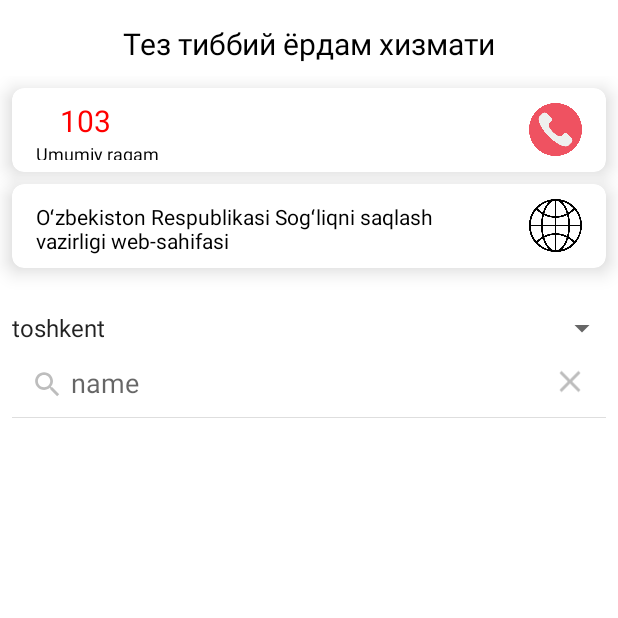
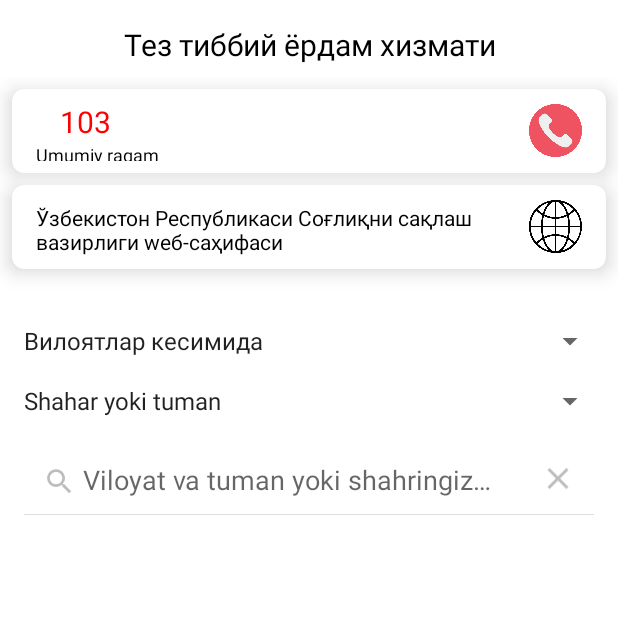
Before and after one commit to DilshodIskandarovAndroid/Dilshod, an Android app: the ActivityOne screen opened directly, with no data from a screen before it, after a tap on "Search", on a phone screen of 412 x 824 dp, the top half of it. Run offline under Robolectric (Android 15) with nearby library versions, the phone set to English and light mode, and no system bars; our stand-ins replace Firebase (no records; nobody signed in at launch, a user with empty details on screens opened directly).

Commit message:
Background Edit

```diff
--- a/app/src/main/java/com/example/onezero/ActivityOne.java
+++ b/app/src/main/java/com/example/onezero/ActivityOne.java
@@ -33,6 +33,7 @@ public class ActivityOne extends AppCompatActivity implements AdapterView.OnItem
     private final DatabaseReference root = db.getReference().child("User");
     public static ArrayList<Model> list = new ArrayList<>();
     CardView button1, button2;
+    ArrayList<Model> filteredModels = new ArrayList<>();
 
 //      private Button button3;
 
@@ -41,26 +42,19 @@ public class ActivityOne extends AppCompatActivity implements AdapterView.OnItem
         super.onCreate(savedInstanceState);
         setContentView(R.layout.activity_one);
 
-        Spinner spinner = findViewById(R.id.spinner);
-        ArrayAdapter<CharSequence> adapters = ArrayAdapter.createFromResource(this, R.array.Viloyatlar, android.R.layout.simple_spinner_item);
-        adapters.setDropDownViewResource(android.R.layout.simple_spinner_dropdown_item);
-        spinner.setAdapter(adapters);
-        spinner.setOnItemSelectedListener(this);
-
-        initsearch();
+//        initsearch();
         button1 = findViewById(R.id.btn1);
         button2 = findViewById(R.id.btn2);
+
+        Spinner spinnerviloyat = findViewById(R.id.spinnerviloyat);
+        ArrayAdapter<CharSequence> adapterviloyat = ArrayAdapter.createFromResource(this, R.array.Viloyatlar, android.R.layout.simple_spinner_item);
+        adapterviloyat.setDropDownViewResource(android.R.layout.simple_spinner_dropdown_item);
+        spinnerviloyat.setAdapter(adapterviloyat);
+        spinnerviloyat.setOnItemSelectedListener(this);
 
         recyclerView = findViewById(R.id.recyclerview);
         recyclerView.setHasFixedSize(true);
         recyclerView.setLayoutManager(new LinearLayoutManager(this));
-
-//      button3 = findViewById(R.id.btn3);
-//        FirebaseRecyclerOptions<Model> options =
-//                new FirebaseRecyclerOptions.Builder<Model>()
-//                        .setQuery(FirebaseDatabase.getInstance().getReference().child("User"), Model.class)
-//                        .build();
-
         list = new ArrayList<>();
 
         Adapter adapter = new com.example.onezero.Adapter(this, list);
@@ -89,7 +83,7 @@ public class ActivityOne extends AppCompatActivity implements AdapterView.OnItem
             startActivity(intent1);
         });
 
-        button2.setOnClickListener(view -> gotoUrl());
+//        button2.setOnClickListener(view -> gotoUrl());
 //        button3.setOnClickListener(new android.view.View.OnClickListener() {
 //            @Override
 //            public void onClick(android.view.View view) {
@@ -101,35 +95,35 @@ public class ActivityOne extends AppCompatActivity implements AdapterView.OnItem
 //        });
     }
 
-    private void initsearch() {
-        SearchView searchView = findViewById(R.id.search);
-        searchView.setOnQueryTextListener(new SearchView.OnQueryTextListener() {
-            @Override
-            public boolean onQueryTextSubmit(String s) {
-                return false;
-            }
-
-            @Override
-            public boolean onQueryTextChange(String s) {
-                ArrayList<Model> filteredModels = new ArrayList<>();
-                for (Model model : list) {
-                    if (model.getNomi().toLowerCase().contains(s.toLowerCase())) {
-                        filteredModels.add(model);
-                    }
-                }
-
-                Adapter adapter = new com.example.onezero.Adapter(getApplicationContext(), filteredModels);
-                recyclerView.setAdapter(adapter);
-                return false;
-            }
-        });
-    }
-
-    private void gotoUrl() {
-        Uri uri = Uri.parse("https://www.minzdrav.uz/uz/");
-        startActivity(new Intent(Intent.ACTION_VIEW, uri));
-
-    }
+//    private void initsearch() {
+//        SearchView searchView = findViewById(R.id.search);
+//        searchView.setOnQueryTextListener(new SearchView.OnQueryTextListener() {
+//            @Override
+//            public boolean onQueryTextSubmit(String s) {
+//                return false;
+//            }
+//
+//            @Override
+//            public boolean onQueryTextChange(String s) {
+//                ArrayList<Model> filteredModels = new ArrayList<>();
+//                for (Model model : list) {
+//                    if (model.getNomi().toLowerCase().contains(s.toLowerCase())) {
+//                        filteredModels.add(model);
+//                    }
+//                }
+//
+//                Adapter adapter = new com.example.onezero.Adapter(getApplicationContext(), filteredModels);
+//                recyclerView.setAdapter(adapter);
+//                return false;
+//            }
+//        });
+//    }
+//
+//    private void gotoUrl() {
+//        Uri uri = Uri.parse("https://www.minzdrav.uz/uz/");
+//        startActivity(new Intent(Intent.ACTION_VIEW, uri));
+//
+//    }
 
     private void filterList(String status) {
         ArrayList<Model> filteredModels = new ArrayList<>();
@@ -146,7 +140,31 @@ public class ActivityOne extends AppCompatActivity implements AdapterView.OnItem
     public void onItemSelected(AdapterView<?> parent, View view, int position, long id) {
         String textspinner = parent.getItemAtPosition(position).toString();
         Toast.makeText(this, textspinner, Toast.LENGTH_SHORT).show();
-        filterList(textspinner);
+
+        if (textspinner.equals("тошкент")) {
+
+            Spinner spinnertuman = findViewById(R.id.spinnertuman);
+            ArrayAdapter<CharSequence> adaptertuman = ArrayAdapter.createFromResource(this, R.array.Toshkent, android.R.layout.simple_spinner_item);
+            adaptertuman.setDropDownViewResource(android.R.layout.simple_spinner_dropdown_item);
+            spinnertuman.setAdapter(adaptertuman);
+            spinnertuman.setOnItemSelectedListener(this);
+
+        } else if (textspinner.equals("андижон")) {
+            Spinner spinnertuman = findViewById(R.id.spinnertuman);
+            ArrayAdapter<CharSequence> adaptertuman = ArrayAdapter.createFromResource(this, R.array.Andijon, android.R.layout.simple_spinner_item);
+            adaptertuman.setDropDownViewResource(android.R.layout.simple_spinner_dropdown_item);
+            spinnertuman.setAdapter(adaptertuman);
+            spinnertuman.setOnItemSelectedListener(this);
+
+        } else if (textspinner.equals("Вилоятлар кесимида")) {
+            Spinner spinnertuman = findViewById(R.id.spinnertuman);
+            ArrayAdapter<CharSequence> adaptertuman = ArrayAdapter.createFromResource(this, R.array.Hechqaysi, android.R.layout.simple_spinner_item);
+            adaptertuman.setDropDownViewResource(android.R.layout.simple_spinner_dropdown_item);
+            spinnertuman.setAdapter(adaptertuman);
+            spinnertuman.setOnItemSelectedListener(this);
+
+        }
+//        filterList(textspinner);
     }
 
     @Override
--- a/app/src/main/java/com/example/onezero/MainActivity.java
+++ b/app/src/main/java/com/example/onezero/MainActivity.java
@@ -1,6 +1,7 @@
 package com.example.onezero;
 
 import androidx.appcompat.app.AppCompatActivity;
+import androidx.appcompat.widget.Toolbar;
 import androidx.cardview.widget.CardView;
 
 import android.content.Intent;
@@ -19,6 +20,10 @@ public class MainActivity extends AppCompatActivity {
     protected void onCreate(Bundle savedInstanceState) {
         super.onCreate(savedInstanceState);
         setContentView(R.layout.activity_main);
+
+        Toolbar toolbar = findViewById(R.id.toolbar);
+        setSupportActionBar(toolbar);
+
         textGrid = findViewById(R.id.textGrid);
         birtxt = findViewById(R.id.birtxt);
         ikkitxt = findViewById(R.id.ikkitxt);
--- a/app/src/main/res/layout/activity_one.xml
+++ b/app/src/main/res/layout/activity_one.xml
@@ -1,19 +1,25 @@
 <?xml version="1.0" encoding="utf-8"?>
-<RelativeLayout xmlns:android="http://schemas.android.com/apk/res/android"
+<ScrollView
+    xmlns:android="http://schemas.android.com/apk/res/android"
     xmlns:app="http://schemas.android.com/apk/res-auto"
     xmlns:tools="http://schemas.android.com/tools"
     android:layout_width="match_parent"
     android:layout_height="match_parent"
-    android:orientation="vertical"
+    android:scrollbars="none"
     tools:context=".ActivityOne">
 
+    <LinearLayout
+        android:layout_width="match_parent"
+        android:layout_height="0dp"
+        android:orientation="vertical">
+
     <TextView
+        android:layout_gravity="center"
         android:id="@+id/txtInfo"
         android:layout_width="wrap_content"
         android:layout_height="wrap_content"
-        android:layout_alignParentTop="true"
-        android:layout_centerInParent="true"
-        android:layout_marginTop="15dp"
+        android:gravity="center"
+        android:layout_marginTop="16dp"
         android:text="@string/teztibbiy"
         android:textColor="@color/black"
         android:textSize="20sp" />
@@ -22,9 +28,6 @@
         android:id="@+id/mainliner"
         android:layout_width="match_parent"
         android:layout_height="156dp"
-        android:layout_below="@+id/txtInfo"
-        android:layout_alignParentStart="true"
-        android:layout_alignParentEnd="true"
         android:layout_marginTop="8dp"
         android:orientation="vertical">
 
@@ -69,15 +72,14 @@
                 android:padding="8dp">
 
                 <ImageView
-                    android:layout_gravity="right"
                     android:layout_width="35dp"
                     android:layout_height="35dp"
+                    android:layout_gravity="right"
                     android:layout_marginEnd="8dp"
                     android:src="@drawable/phonecall" />
 
             </LinearLayout>
         </androidx.cardview.widget.CardView>
-
 
         <androidx.cardview.widget.CardView
             android:id="@+id/btn2"
@@ -116,9 +118,9 @@
                 android:padding="8dp">
 
                 <ImageView
-                    android:layout_gravity="right"
                     android:layout_width="35dp"
                     android:layout_height="35dp"
+                    android:layout_gravity="right"
                     android:layout_marginEnd="8dp"
                     android:src="@drawable/globewww" />
             </LinearLayout>
@@ -127,37 +129,30 @@
     </LinearLayout>
 
     <Spinner
+        android:id="@+id/spinnerviloyat"
         android:layout_width="match_parent"
         android:layout_height="wrap_content"
-        android:id="@+id/spinner"
-        android:layout_below="@+id/mainliner"
-        />
+        android:layout_margin="8dp" />
 
+    <Spinner
+        android:id="@+id/spinnertuman"
+        android:layout_width="match_parent"
+        android:layout_height="wrap_content"
+        android:layout_margin="8dp" />
 
     <SearchView
-        android:layout_below="@id/spinner"
+        android:id="@+id/search"
         android:layout_width="match_parent"
         android:layout_height="wrap_content"
-        android:id="@+id/search"
+        android:layout_margin="8dp"
         android:iconifiedByDefault="true"
-        android:queryHint="name"
-        />
+        android:queryHint="Viloyat va tuman yoki shahringiz nomini kiriting" />
 
     <androidx.recyclerview.widget.RecyclerView
+        android:scrollbars="vertical"
         android:id="@+id/recyclerview"
-        android:layout_below="@+id/search"
         android:layout_width="match_parent"
-        android:layout_height="match_parent" />
+        android:layout_height="wrap_content" />
 
-    <!--    <Button-->
-<!--        android:visibility="gone"-->
-<!--        android:id="@+id/btn3"-->
-<!--        android:layout_width="wrap_content"-->
-<!--        android:layout_height="wrap_content"-->
-<!--        android:layout_alignParentStart="true"-->
-<!--        android:layout_alignParentTop="true"-->
-<!--        android:layout_marginStart="148dp"-->
-<!--        android:layout_marginTop="250dp"-->
-<!--        android:text="geoLocation" />-->
-
-</RelativeLayout>
+    </LinearLayout>
+</ScrollView>
--- a/app/src/main/res/mipmap-anydpi-v26/hotline.xml
+++ b/app/src/main/res/mipmap-anydpi-v26/hotline.xml
@@ -1,5 +1,5 @@
 <?xml version="1.0" encoding="utf-8"?>
 <adaptive-icon xmlns:android="http://schemas.android.com/apk/res/android">
-    <background android:drawable="@color/hotline_background"/>
+    <background android:drawable="@color/white"/>
     <foreground android:drawable="@mipmap/hotline_foreground"/>
 </adaptive-icon>
--- a/app/src/main/res/mipmap-anydpi-v26/hotline_round.xml
+++ b/app/src/main/res/mipmap-anydpi-v26/hotline_round.xml
@@ -1,5 +1,5 @@
 <?xml version="1.0" encoding="utf-8"?>
 <adaptive-icon xmlns:android="http://schemas.android.com/apk/res/android">
-    <background android:drawable="@color/hotline_background"/>
+    <background android:drawable="@color/white"/>
     <foreground android:drawable="@mipmap/hotline_foreground"/>
 </adaptive-icon>
--- a/app/src/main/res/values/colors.xml
+++ b/app/src/main/res/values/colors.xml
@@ -3,6 +3,7 @@
     <color name="purple_200">#FFBB86FC</color>
     <color name="purple_500">#FF6200EE</color>
     <color name="purple_700">#1c92d2</color>
+    <color name="purple_800">#2471A3</color>
     <color name="teal_200">#FF03DAC5</color>
     <color name="teal_700">#FF018786</color>
     <color name="black">#FF000000</color>
--- a/app/src/main/res/values/hotline_background.xml
+++ /dev/null
@@ -1,4 +0,0 @@
-<?xml version="1.0" encoding="utf-8"?>
-<resources>
-    <color name="hotline_background">#FFFFFF</color>
-</resources>
--- a/app/src/main/res/values/strings.xml
+++ b/app/src/main/res/values/strings.xml
@@ -1,12 +1,12 @@
 <resources>
-    <string name="app_name">Hotlines</string>
-    <string name="soglikvazirlik">O\ʻzbekiston Respublikasi Sog\ʻliqni saqlash vazirligi web-sahifasi</string>
+
+    <string name="app_name">Қулай ҳудуд</string>
+    <string name="soglikvazirlik">Ўзбекистон Республикаси Соғлиқни сақлаш вазирлиги wеб-саҳифаси</string>
     <string name="title_activity_maps">Map</string>
 
     <string name="teztibbiy">Тез тиббий ёрдам хизмати</string>
     <string name="lifeguard">Фавқулодда вазиятлар вазирлиги</string>
-    <string name="hotlines">Ишонч телефонлари</string>
-    <string name="todo">TODO</string>
+    <string name="hotlines">Қулай ҳудуд</string>
     <string name="yogin">Ёнғин хавфсизлиги хизмати</string>
     <string name="gaz">Газ авария диспетчерлик хизмати</string>
     <string name="soliq">Ўзбекистон Республикаси Давлат солиқ қўмитаси</string>
@@ -17,10 +17,10 @@
     <string name="moliya">Ўзбекистон Республикаси Молия вазирлиги</string>
 
     <string-array name="Viloyatlar">
-
-        <item>toshkent</item>
-        <item>andijon</item>
-        <item>namangan</item>
+        <item>Вилоятлар кесимида</item>
+        <item>тошкент</item>
+        <item>андижон</item>
+        <item>наманган</item>
         <item>farg\'ona</item>
         <item>sirdaryo</item>
         <item>jizzax</item>
@@ -31,4 +31,52 @@
         <item>surxondaryo</item>
         <item>xorazm</item>
     </string-array>
+
+
+    <string-array name="Toshkent">
+        <item>Zangiota tumani</item>
+        <item>Angren shahri</item>
+        <item>Yuqori chirchiq tumani</item>
+        <item>Yangiyo\'l tumani</item>
+        <item>Quyi chirchiq tumani</item>
+        <item>Qibray tumani</item>
+        <item>Piskent tumani</item>
+        <item>Parkent tumani</item>
+        <item>Oqqo\'rg\'on tumani</item>
+        <item>Olmaliq shahri</item>
+        <item>Ohangaron tumani</item>
+        <item>O\'rta chirchiq tumani</item>
+        <item>Angren shahri</item>
+        <item>Bekobod shahri</item>
+        <item>Bo\'ka tumani</item>
+        <item>Bo\'stonliq tumani</item>
+        <item>Chirchiq shahri</item>
+        <item>Chinoz tumani</item>
+    </string-array>
+
+    <string-array name="Andijon">
+        <item>Zangiota tumani</item>
+        <item>Angren shahri</item>
+        <item>Yuqori chirchiq tumani</item>
+        <item>Yangiyo\'l tumani</item>
+        <item>Quyi chirchiq tumani</item>
+        <item>Qibray tumani</item>
+        <item>Piskent tumani</item>
+        <item>Parkent tumani</item>
+        <item>Oqqo\'rg\'on tumani</item>
+        <item>Olmaliq shahri</item>
+        <item>Ohangaron tumani</item>
+        <item>O\'rta chirchiq tumani</item>
+        <item>Angren shahri</item>
+        <item>Bekobod shahri</item>
+        <item>Bo\'ka tumani</item>
+        <item>Bo\'stonliq tumani</item>
+        <item>Chirchiq shahri</item>
+        <item>Chinoz tumani</item>
+    </string-array>
+
+    <string-array name="Hechqaysi">
+        <item>Shahar yoki tuman</item>
+        <item>Viloyat nomini tanlang !</item>
+    </string-array>
 </resources>
--- a/app/src/main/res/values/themes.xml
+++ b/app/src/main/res/values/themes.xml
@@ -3,7 +3,7 @@
     <style name="Theme.Onezero" parent="Theme.MaterialComponents.DayNight.NoActionBar">
         <!-- Primary brand color. -->
         <item name="colorPrimary">@color/purple_500</item>
-        <item name="colorPrimaryVariant">@color/purple_700</item>
+        <item name="colorPrimaryVariant">@color/purple_800</item>
         <item name="colorOnPrimary">@color/white</item>
         <!-- Secondary brand color. -->
         <item name="colorSecondary">@color/teal_200</item>
--- a/settings.gradle
+++ b/settings.gradle
@@ -1,2 +1,2 @@
 include ':app'
-rootProject.name = "Hotlines"
+rootProject.name = "Қулай ҳудуд"
```
Also changed, not shown: app/src/main/java/com/example/onezero/ActivitySplash.java (+4 -4 lines), app/src/main/res/layout/activity_main.xml (+15 -30 lines), app/src/main/res/layout/item_recycler.xml (+21 -19 lines), app/src/main/res/layout/main_toolbar.xml (added, +20 -0 lines).
